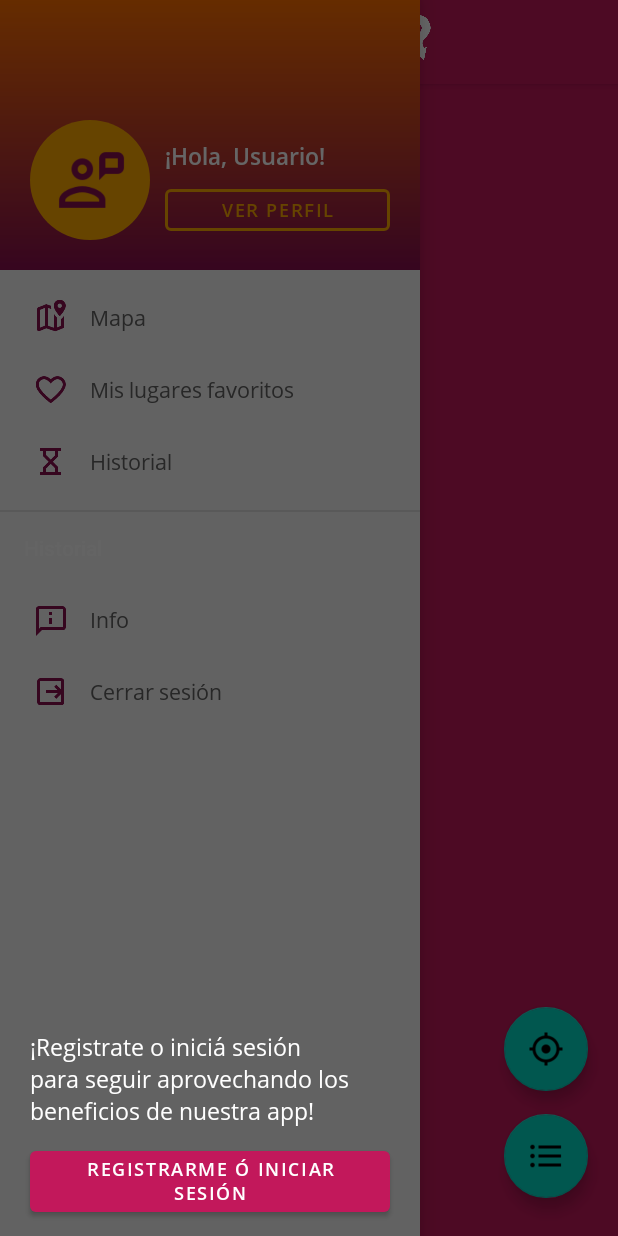
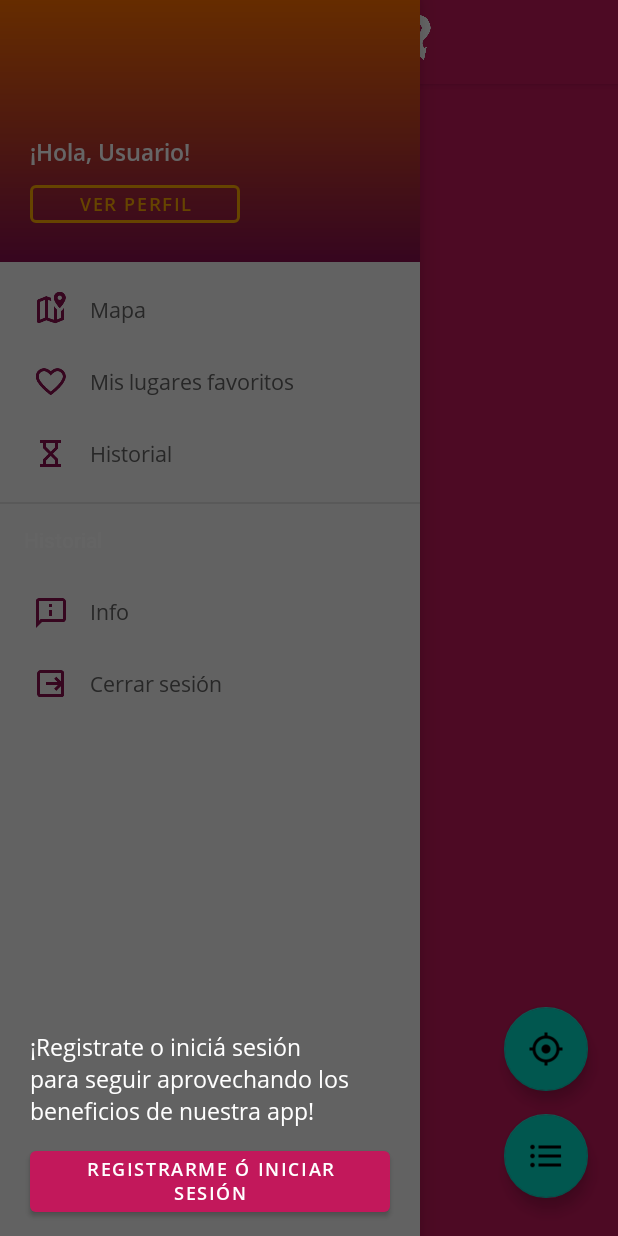
Before and after one commit to radamisil/ProyectoFinalAndroid, an Android app: the screen it shows after launch (MainActivity), with the side drawer open, on a phone screen of 412 x 824 dp. Run offline under Robolectric (Android 15) with nearby library versions, the phone set to English and light mode, and no system bars; our stand-ins replace RxJava; libraries missing offline, so code that uses them is left out: com.patloew.rxlocation, com.tbruyelle.rxpermissions2; 3 statements that could not run were skipped.

Commit message:
Sidebar and register adapted to the "no profile image" version

```diff
--- a/app/src/main/java/com/visight/adondevamos/ui/main/MainActivity.kt
+++ b/app/src/main/java/com/visight/adondevamos/ui/main/MainActivity.kt
@@ -30,7 +30,6 @@ class MainActivity : BaseActivity() {
     private var mLocationDisposable: Disposable? = null
     private var isMapShowing: Boolean = false  //default, when not added yet or changed later
     private lateinit var mCurrentFragment: Fragment
-    private var isLogged: Boolean = false
 
     override fun onCreate(savedInstanceState: Bundle?) {
         super.onCreate(savedInstanceState)
--- a/app/src/main/res/layout/activity_splash.xml
+++ b/app/src/main/res/layout/activity_splash.xml
@@ -13,7 +13,7 @@
                app:layout_constraintTop_toTopOf="parent"
                app:layout_constraintBottom_toBottomOf="parent"
                android:id="@+id/ivLogo"
-               android:src="@drawable/logo1"
+               android:src="@drawable/logo"
                android:transitionName="ivLogo"/>
 
 </androidx.constraintlayout.widget.ConstraintLayout>
--- a/app/src/main/res/layout/activity_start.xml
+++ b/app/src/main/res/layout/activity_start.xml
@@ -14,7 +14,7 @@
                app:layout_constraintBottom_toBottomOf="parent"
                app:layout_constraintVertical_bias="0.1"
                android:id="@+id/ivLogo"
-               android:src="@drawable/logo1"
+               android:src="@drawable/logo"
                android:transitionName="ivLogo"/>
 
     <TextView
--- a/app/src/main/res/layout/layout_sidebar_header.xml
+++ b/app/src/main/res/layout/layout_sidebar_header.xml
@@ -7,11 +7,18 @@
               android:background="@drawable/bg_gradient"
               android:padding="20dp">
 
-    <FrameLayout
+    <!-- TODO change this and maybe implement "Add image" option later -->
+    <!--<FrameLayout
             android:layout_marginTop="60dp"
             android:layout_width="wrap_content"
             android:layout_height="wrap_content"
             android:layout_marginEnd="10dp">
+
+        <ImageView
+                android:layout_width="100dp"
+                android:layout_height="100dp"
+                android:padding="10dp"
+                android:src="@drawable/logo"/>
 
         <ImageView
                 android:layout_width="80dp"
@@ -19,14 +26,15 @@
                 android:background="@drawable/bg_circle_orange"
                 android:padding="15dp"
                 android:src="@drawable/ph_user"/>
-    </FrameLayout>
+    </FrameLayout>-->
 
     <LinearLayout
             android:layout_marginTop="60dp"
             android:layout_width="0dp"
             android:layout_height="match_parent"
             android:orientation="vertical"
-            android:layout_weight="1">
+            android:layout_weight="1"
+            android:layout_marginEnd="100dp">
 
         <TextView
                 android:layout_width="match_parent"
```
Also changed, not shown: app/src/main/res/layout/activity_register.xml (+9 -3 lines), app/src/main/res/drawable/logo1.png (deleted), app/src/main/res/drawable/logo_primary.png (added).
